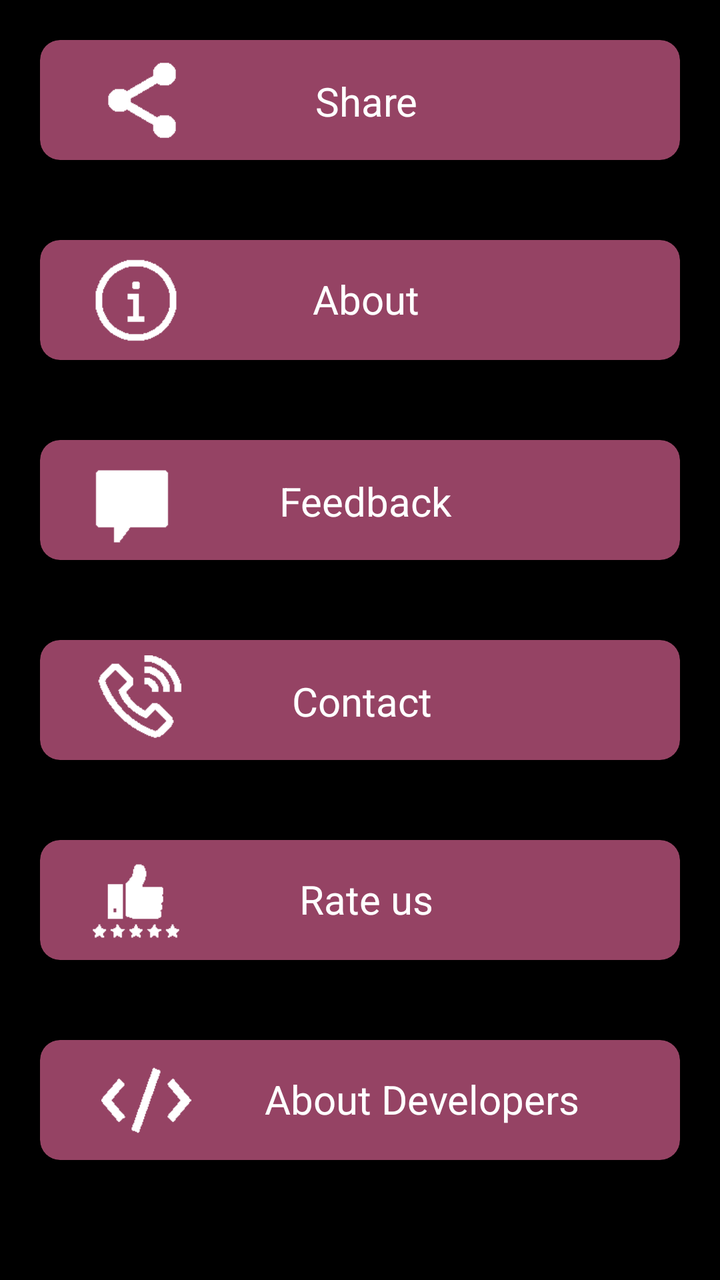
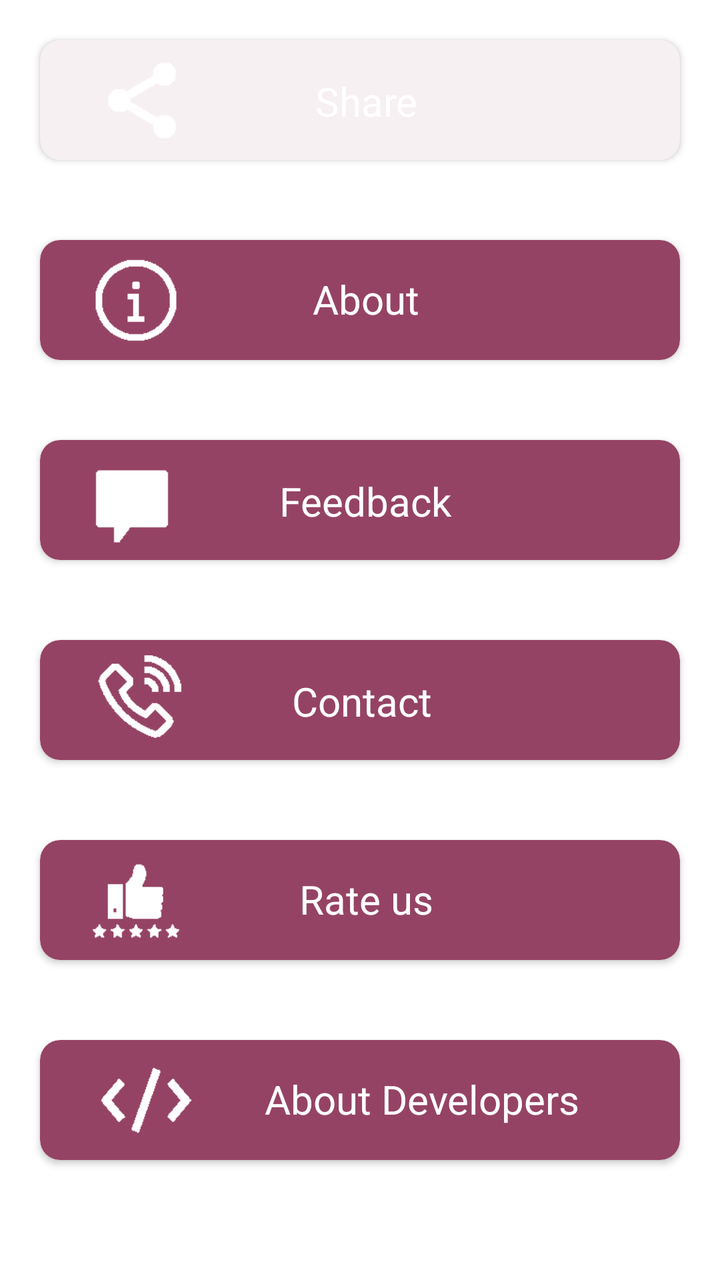

Screens rendered from an Android XML layout before and after an edit, with the pre-edit source and the edit as a unified diff.
<!-- AndroidManifest.xml: application theme Theme.Mitro -->
<!-- res/layout/fragment_notifications.xml -->
<?xml version="1.0" encoding="utf-8"?>
<androidx.constraintlayout.widget.ConstraintLayout xmlns:android="http://schemas.android.com/apk/res/android"
    xmlns:app="http://schemas.android.com/apk/res-auto"
    xmlns:tools="http://schemas.android.com/tools"
    android:layout_width="match_parent"
    android:layout_height="match_parent"
    tools:context=".ui.notifications.NotificationsFragment">

    <androidx.cardview.widget.CardView
        android:layout_width="match_parent"
        android:layout_height="0dp"
        app:cardBackgroundColor="@color/major"
        app:cardCornerRadius="0dp"
        app:layout_constraintBottom_toBottomOf="parent"
        app:layout_constraintEnd_toEndOf="parent"
        app:layout_constraintStart_toStartOf="parent"
        app:layout_constraintTop_toTopOf="parent">

        <androidx.cardview.widget.CardView
            android:layout_width="match_parent"
            android:layout_height="wrap_content" />

        <LinearLayout
            android:layout_width="match_parent"
            android:layout_height="match_parent"
            android:orientation="vertical">

            <androidx.cardview.widget.CardView
                android:id="@+id/cardView12"
                android:layout_width="match_parent"
                android:layout_height="60dp"
                android:layout_margin="20dp"
                android:clickable="true"
                android:onClick="share"
                app:cardBackgroundColor="#954364"
                app:cardCornerRadius="10dp"
                app:layout_constraintBottom_toBottomOf="parent"
                app:layout_constraintEnd_toEndOf="parent"
                app:layout_constraintStart_toStartOf="parent"
                app:layout_constraintTop_toTopOf="parent"
                app:layout_constraintVertical_bias="0.083">

                <androidx.constraintlayout.widget.ConstraintLayout
                    android:layout_width="match_parent"
                    android:layout_height="match_parent">

                    <ImageView
                        android:id="@+id/imageView10"
                        android:layout_width="wrap_content"
                        android:layout_height="45dp"
                        android:src="@drawable/sharewt"
                        app:layout_constraintBottom_toBottomOf="parent"
                        app:layout_constraintEnd_toEndOf="parent"
                        app:layout_constraintHorizontal_bias="0.014"
                        app:layout_constraintStart_toStartOf="parent"
                        app:layout_constraintTop_toTopOf="parent" />

                    <TextView
                        android:id="@+id/textView22"
                        android:layout_width="wrap_content"
                        android:layout_height="wrap_content"
                        android:text="Share"
                        android:textColor="#ffffff"
                        android:textSize="20sp"
                        app:layout_constraintBottom_toBottomOf="parent"
                        app:layout_constraintEnd_toEndOf="parent"
                        app:layout_constraintHorizontal_bias="0.227"
                        app:layout_constraintStart_toEndOf="@+id/imageView10"
                        app:layout_constraintTop_toTopOf="parent"
                        app:layout_constraintVertical_bias="0.515" />
                </androidx.constraintlayout.widget.ConstraintLayout>

            </androidx.cardview.widget.CardView>

            <androidx.cardview.widget.CardView
                android:id="@+id/cardView10"
                android:layout_width="match_parent"
                android:layout_height="60dp"
                android:layout_margin="20dp"
                android:clickable="true"
                android:onClick="about"
                app:cardBackgroundColor="#954364"
                app:cardCornerRadius="10dp"
                app:layout_constraintBottom_toBottomOf="parent"
                app:layout_constraintEnd_toEndOf="parent"
                app:layout_constraintStart_toStartOf="parent"
                app:layout_constraintTop_toBottomOf="@+id/cardView13"
                app:layout_constraintVertical_bias="0.0">

                <androidx.constraintlayout.widget.ConstraintLayout
                    android:layout_width="match_parent"
                    android:layout_height="match_parent">

                    <TextView
                        android:id="@+id/textView26"
                        android:layout_width="wrap_content"
                        android:layout_height="wrap_content"
                        android:text="About"
                        android:textColor="#ffffff"
                        android:textSize="20sp"
                        app:layout_constraintBottom_toBottomOf="parent"
                        app:layout_constraintEnd_toEndOf="parent"
                        app:layout_constraintHorizontal_bias="0.237"
                        app:layout_constraintStart_toEndOf="@+id/imageView15"
                        app:layout_constraintTop_toTopOf="parent"
                        app:layout_constraintVertical_bias="0.484" />

                    <ImageView
                        android:id="@+id/imageView15"
                        android:layout_width="wrap_content"
                        android:layout_height="45dp"
                        android:src="@drawable/aboutwt"
                        app:layout_constraintBottom_toBottomOf="parent"
                        app:layout_constraintEnd_toEndOf="parent"
                        app:layout_constraintHorizontal_bias="0.0"
                        app:layout_constraintStart_toStartOf="parent"
                        app:layout_constraintTop_toTopOf="parent" />
                </androidx.constraintlayout.widget.ConstraintLayout>
            </androidx.cardview.widget.CardView>

            <androidx.cardview.widget.CardView
                android:id="@+id/cardView13"
                android:layout_width="match_parent"
                android:layout_height="60dp"
                android:layout_margin="20dp"
                android:clickable="true"
                android:onClick="feedback"
                app:cardBackgroundColor="#954364"
                app:cardCornerRadius="10dp"
                app:layout_constraintBottom_toBottomOf="parent"
                app:layout_constraintEnd_toEndOf="parent"
                app:layout_constraintStart_toStartOf="parent"
                app:layout_constraintTop_toBottomOf="@+id/cardView9"
                app:layout_constraintVertical_bias="0.0">

                <androidx.constraintlayout.widget.ConstraintLayout
                    android:layout_width="match_parent"
                    android:layout_height="match_parent">

                    <TextView
                        android:id="@+id/textView25"
                        android:layout_width="wrap_content"
                        android:layout_height="wrap_content"
                        android:text="Feedback"
                        android:textColor="#ffffff"
                        android:textSize="20sp"
                        app:layout_constraintBottom_toBottomOf="parent"
                        app:layout_constraintEnd_toEndOf="parent"
                        app:layout_constraintHorizontal_bias="0.202"
                        app:layout_constraintStart_toEndOf="@+id/imageView14"
                        app:layout_constraintTop_toTopOf="parent"
                        app:layout_constraintVertical_bias="0.515" />

                    <ImageView
                        android:id="@+id/imageView14"
                        android:layout_width="wrap_content"
                        android:layout_height="45dp"
                        android:src="@drawable/feedback"
                        app:layout_constraintBottom_toBottomOf="parent"
                        app:layout_constraintEnd_toEndOf="parent"
                        app:layout_constraintHorizontal_bias="0.004"
                        app:layout_constraintStart_toStartOf="parent"
                        app:layout_constraintTop_toTopOf="parent" />
                </androidx.constraintlayout.widget.ConstraintLayout>
            </androidx.cardview.widget.CardView>

            <androidx.cardview.widget.CardView
                android:id="@+id/cardView9"
                android:layout_width="match_parent"
                android:layout_height="60dp"
                android:layout_margin="20dp"
                android:clickable="true"
                android:onClick="contact"
                app:cardBackgroundColor="#954364"
                app:cardCornerRadius="10dp"
                app:layout_constraintBottom_toBottomOf="parent"
                app:layout_constraintEnd_toEndOf="parent"
                app:layout_constraintStart_toStartOf="parent"
                app:layout_constraintTop_toBottomOf="@+id/cardView11"
                app:layout_constraintVertical_bias="0.0"

                >

                <androidx.constraintlayout.widget.ConstraintLayout
                    android:layout_width="match_parent"
                    android:layout_height="match_parent">

                    <TextView
                        android:id="@+id/textView24"
                        android:layout_width="wrap_content"
                        android:layout_height="wrap_content"
                        android:text="Contact "
                        android:textColor="#ffffff"
                        android:textSize="20sp"
                        app:layout_constraintBottom_toBottomOf="parent"
                        app:layout_constraintEnd_toEndOf="parent"
                        app:layout_constraintHorizontal_bias="0.201"
                        app:layout_constraintStart_toEndOf="@+id/imageView13"
                        app:layout_constraintTop_toTopOf="parent"
                        app:layout_constraintVertical_bias="0.515" />

                    <ImageView
                        android:id="@+id/imageView13"
                        android:layout_width="wrap_content"
                        android:layout_height="45dp"
                        android:src="@drawable/contactwt"
                        app:layout_constraintBottom_toBottomOf="parent"
                        app:layout_constraintEnd_toEndOf="parent"
                        app:layout_constraintHorizontal_bias="0.0"
                        app:layout_constraintStart_toStartOf="parent"
                        app:layout_constraintTop_toTopOf="parent" />
                </androidx.constraintlayout.widget.ConstraintLayout>
            </androidx.cardview.widget.CardView>

            <androidx.cardview.widget.CardView
                android:id="@+id/cardView11"
                android:layout_width="match_parent"
                android:layout_height="60dp"
                android:layout_margin="20dp"
                android:clickable="true"
                android:onClick="rateApp"
                app:cardBackgroundColor="#954364"
                app:cardCornerRadius="10dp"
                app:layout_constraintBottom_toBottomOf="parent"
                app:layout_constraintEnd_toEndOf="parent"
                app:layout_constraintStart_toStartOf="parent"
                app:layout_constraintTop_toBottomOf="@+id/cardView12"
                app:layout_constraintVertical_bias="0.0">

                <androidx.constraintlayout.widget.ConstraintLayout
                    android:layout_width="match_parent"
                    android:layout_height="match_parent">

                    <ImageView
                        android:id="@+id/imageView12"
                        android:layout_width="wrap_content"
                        android:layout_height="45dp"
                        android:src="@drawable/ratewt"
                        app:layout_constraintBottom_toBottomOf="parent"
                        app:layout_constraintEnd_toEndOf="parent"
                        app:layout_constraintHorizontal_bias="0.0"
                        app:layout_constraintStart_toStartOf="parent"
                        app:layout_constraintTop_toTopOf="parent"
                        app:layout_constraintVertical_bias="0.533" />

                    <TextView
                        android:id="@+id/textView23"
                        android:layout_width="wrap_content"
                        android:layout_height="wrap_content"
                        android:text="Rate us"
                        android:textColor="#ffffff"
                        android:textSize="20sp"
                        app:layout_constraintBottom_toBottomOf="parent"
                        app:layout_constraintEnd_toEndOf="parent"
                        app:layout_constraintHorizontal_bias="0.215"
                        app:layout_constraintStart_toEndOf="@+id/imageView12"
                        app:layout_constraintTop_toTopOf="parent"
                        app:layout_constraintVertical_bias="0.484" />
                </androidx.constraintlayout.widget.ConstraintLayout>

            </androidx.cardview.widget.CardView>

            <androidx.cardview.widget.CardView
                android:layout_width="match_parent"
                android:layout_height="60dp"
                android:layout_margin="20dp"
                android:clickable="true"
                android:onClick="devs"
                app:cardBackgroundColor="#954364"
                app:cardCornerRadius="10dp"
                app:layout_constraintBottom_toBottomOf="parent"
                app:layout_constraintEnd_toEndOf="parent"
                app:layout_constraintStart_toStartOf="parent"
                app:layout_constraintTop_toBottomOf="@+id/cardView10"
                app:layout_constraintVertical_bias="0.0">

                <androidx.constraintlayout.widget.ConstraintLayout
                    android:layout_width="match_parent"
                    android:layout_height="match_parent">

                    <TextView
                        android:id="@+id/textView27"
                        android:layout_width="wrap_content"
                        android:layout_height="wrap_content"
                        android:text="About Developers"
                        android:textColor="#ffffff"
                        android:textSize="20sp"
                        app:layout_constraintBottom_toBottomOf="parent"
                        app:layout_constraintEnd_toEndOf="parent"
                        app:layout_constraintHorizontal_bias="0.691"
                        app:layout_constraintStart_toStartOf="parent"
                        app:layout_constraintTop_toTopOf="parent"
                        app:layout_constraintVertical_bias="0.484" />

                    <ImageView
                        android:id="@+id/imageView16"
                        android:layout_width="wrap_content"
                        android:layout_height="45dp"
                        android:src="@drawable/codewt"
                        app:layout_constraintBottom_toBottomOf="parent"
                        app:layout_constraintEnd_toEndOf="parent"
                        app:layout_constraintHorizontal_bias="0.013"
                        app:layout_constraintStart_toStartOf="parent"
                        app:layout_constraintTop_toTopOf="parent" />
                </androidx.constraintlayout.widget.ConstraintLayout>
            </androidx.cardview.widget.CardView>

        </LinearLayout>
    </androidx.cardview.widget.CardView>
</androidx.constraintlayout.widget.ConstraintLayout>
<!-- resources referenced by this layout -->
<resources>
  <color name="major">#000000</color>
  <!-- drawable aboutwt: png bitmap (drawable, 1044 bytes) -->
  <!-- drawable codewt: png bitmap (drawable, 1088 bytes) -->
  <!-- drawable contactwt: png bitmap (drawable, 1352 bytes) -->
  <!-- drawable feedback: png bitmap (drawable, 565 bytes) -->
  <!-- drawable ratewt: png bitmap (drawable, 875 bytes) -->
  <!-- drawable sharewt: png bitmap (drawable, 820 bytes) -->
  <style name="Theme.Mitro" parent="Theme.MaterialComponents.DayNight.DarkActionBar">
          
          <item name="colorPrimary">@color/major</item>
          <item name="colorPrimaryVariant">@color/major</item>
          <item name="colorOnPrimary">@color/white</item>
          
          <item name="colorSecondary">@color/major</item>
          <item name="colorSecondaryVariant">@color/major</item>
          <item name="colorOnSecondary">@color/black</item>
          
          <item name="android:statusBarColor" tools:targetApi="l">?attr/colorPrimaryVariant</item>
          
  
          <item name="android:windowBackground">@color/logo_bg</item>
      </style>
  <color name="white">#FFFFFF</color>
  <color name="black">#732445</color>
  <color name="logo_bg">#131313</color>
</resources>

<!-- the commit's change to res/layout/fragment_notifications.xml (unified diff, before → after) -->
@@ -9,17 +9,13 @@
     <androidx.cardview.widget.CardView
         android:layout_width="match_parent"
         android:layout_height="0dp"
-        app:cardBackgroundColor="@color/major"
+        app:cardBackgroundColor="@color/primary"
         app:cardCornerRadius="0dp"
         app:layout_constraintBottom_toBottomOf="parent"
         app:layout_constraintEnd_toEndOf="parent"
         app:layout_constraintStart_toStartOf="parent"
         app:layout_constraintTop_toTopOf="parent">
 
-        <androidx.cardview.widget.CardView
-            android:layout_width="match_parent"
-            android:layout_height="wrap_content" />
-
         <LinearLayout
             android:layout_width="match_parent"
             android:layout_height="match_parent"
@@ -32,7 +28,7 @@
                 android:layout_margin="20dp"
                 android:clickable="true"
                 android:onClick="share"
-                app:cardBackgroundColor="#954364"
+                app:cardBackgroundColor="#F6F0F3"
                 app:cardCornerRadius="10dp"
                 app:layout_constraintBottom_toBottomOf="parent"
                 app:layout_constraintEnd_toEndOf="parent"
<!-- resource entries referenced after the edit -->
@@ -1,29 +1,28 @@
 <!-- resources referenced by this layout -->
 <resources>
-  <color name="major">#000000</color>
+  <color name="primary">#FFFFFF</color>
   <!-- drawable aboutwt: png bitmap (drawable, 1044 bytes) -->
   <!-- drawable codewt: png bitmap (drawable, 1088 bytes) -->
   <!-- drawable contactwt: png bitmap (drawable, 1352 bytes) -->
   <!-- drawable feedback: png bitmap (drawable, 565 bytes) -->
   <!-- drawable ratewt: png bitmap (drawable, 875 bytes) -->
   <!-- drawable sharewt: png bitmap (drawable, 820 bytes) -->
-  <style name="Theme.Mitro" parent="Theme.MaterialComponents.DayNight.DarkActionBar">
+  <style name="Theme.Mitro" parent="Theme.MaterialComponents.Light.DarkActionBar">
           
-          <item name="colorPrimary">@color/major</item>
-          <item name="colorPrimaryVariant">@color/major</item>
-          <item name="colorOnPrimary">@color/white</item>
+          <item name="colorPrimary">@color/black</item>
+          <item name="colorPrimaryVariant">@color/black</item>
+          <item name="colorOnPrimary">@color/black</item>
           
-          <item name="colorSecondary">@color/major</item>
-          <item name="colorSecondaryVariant">@color/major</item>
+          <item name="colorSecondary">@color/black</item>
+          <item name="colorSecondaryVariant">@color/black</item>
           <item name="colorOnSecondary">@color/black</item>
           
           <item name="android:statusBarColor" tools:targetApi="l">?attr/colorPrimaryVariant</item>
           
   
-          <item name="android:windowBackground">@color/logo_bg</item>
+          <item name="android:windowBackground">@color/white</item>
       </style>
   <color name="white">#FFFFFF</color>
-  <color name="black">#732445</color>
-  <color name="logo_bg">#131313</color>
+  <color name="black">#000000</color>
 </resources>
 
